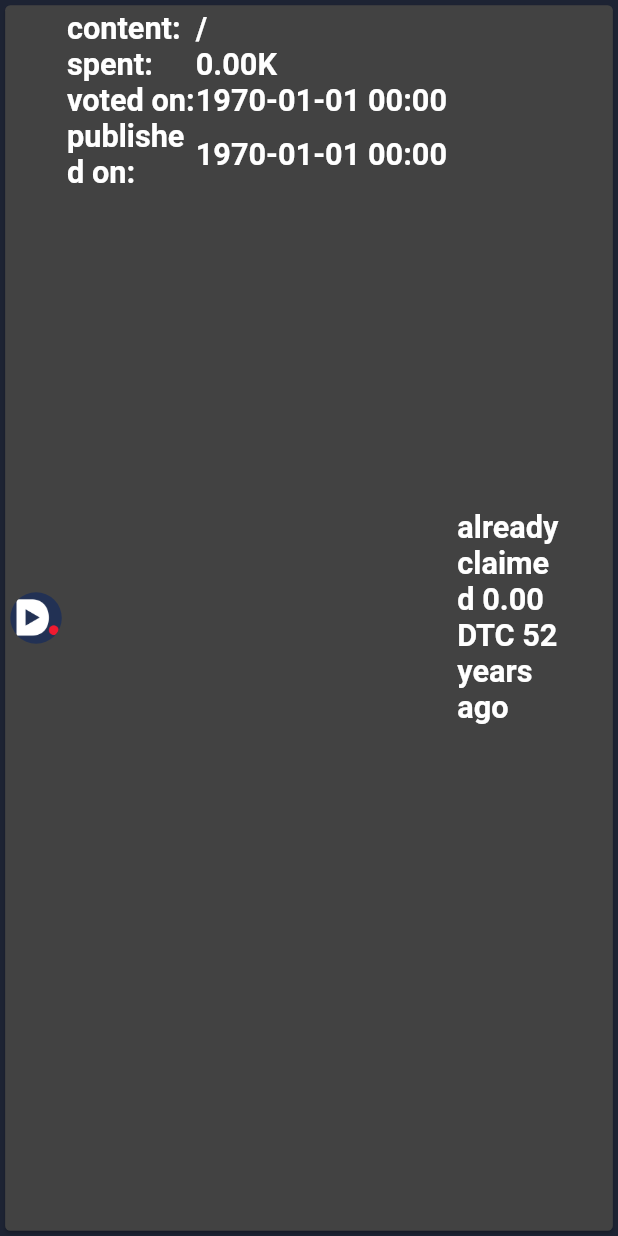
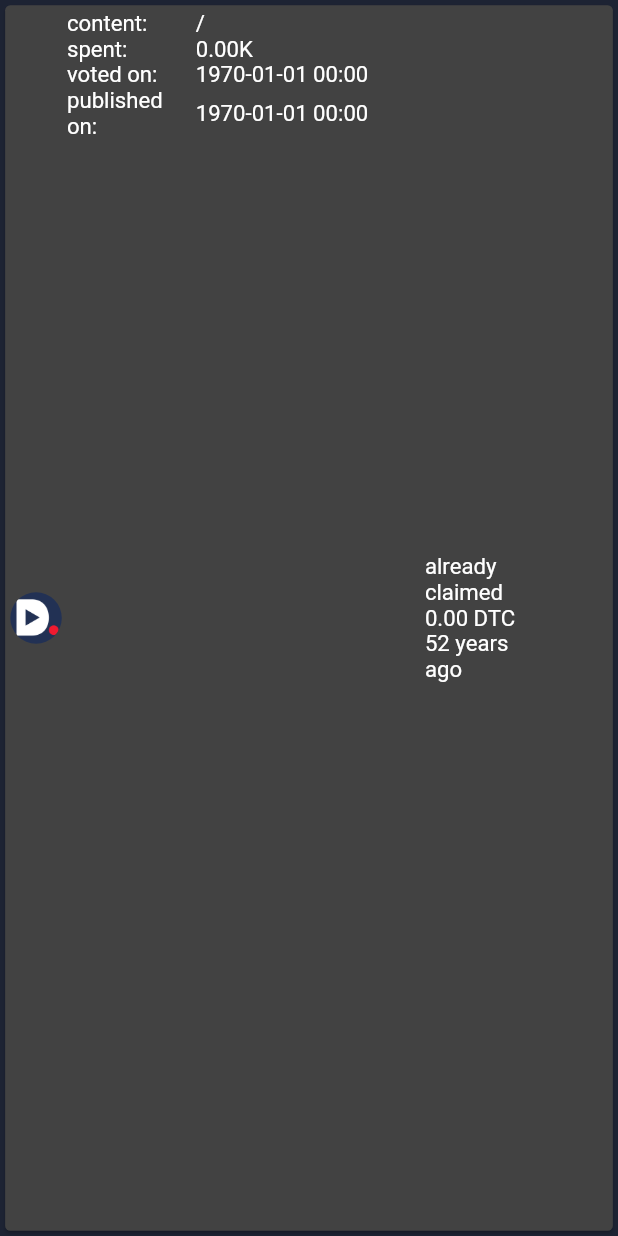
Before and after one commit to dtube/DTubeGo, a Flutter app: the RewardsCard widget shown alone on an empty page, opened directly with empty values, on a phone screen of 412 x 824 dp. Run offline on Flutter 3.47's test engine with Material 2 defaults, Android fonts, the phone set to English and light mode, and no system bars; our stand-ins replace another_flushbar, better_player, bloc, cached_network_image, dio, equatable and 19 more; missing offline and left inert: auto_orientation, bs58, bs58check, decorated_icon, disk_space, ecdsa and 6 more; accounts and stored records are empty; network calls fail.

Commit message:
changed font in rewards page

```diff
--- a/lib/ui/pages/wallet/RewardsPage.dart
+++ b/lib/ui/pages/wallet/RewardsPage.dart
@@ -123,7 +123,7 @@ class _RewardsListState extends State<RewardsList> {
             return Center(
                 child: Text(
               "nothing here",
-              style: Theme.of(context).textTheme.headline2,
+              style: Theme.of(context).textTheme.bodyText1,
             ));
           } else {
             return ListView.builder(
@@ -199,14 +199,14 @@ class _RewardsCardState extends State<RewardsCard> {
                         width: widthLabel,
                         child: Text(
                           "content:",
-                          style: Theme.of(context).textTheme.headline5,
+                          style: Theme.of(context).textTheme.bodyText1,
                         )),
                     Container(
                         width: deviceWidth - 310,
                         child: Text(
                           widget.reward.author + '/' + widget.reward.link,
                           overflow: TextOverflow.ellipsis,
-                          style: Theme.of(context).textTheme.headline5,
+                          style: Theme.of(context).textTheme.bodyText1,
                         )),
                   ],
                 ),
@@ -216,11 +216,11 @@ class _RewardsCardState extends State<RewardsCard> {
                         width: widthLabel,
                         child: Text(
                           "spent:",
-                          style: Theme.of(context).textTheme.headline5,
+                          style: Theme.of(context).textTheme.bodyText1,
                         )),
                     Text(
                       (widget.reward.vt / 1000).toStringAsFixed(2) + 'K',
-                      style: Theme.of(context).textTheme.headline5,
+                      style: Theme.of(context).textTheme.bodyText1,
                     ),
                   ],
                 ),
@@ -230,14 +230,14 @@ class _RewardsCardState extends State<RewardsCard> {
                         width: widthLabel,
                         child: Text(
                           "voted on:",
-                          style: Theme.of(context).textTheme.headline5,
+                          style: Theme.of(context).textTheme.bodyText1,
                         )),
                     Text(
                       DateTime.fromMillisecondsSinceEpoch(widget.reward.ts)
                           .toLocal()
                           .toString()
                           .substring(0, 16),
-                      style: Theme.of(context).textTheme.headline5,
+                      style: Theme.of(context).textTheme.bodyText1,
                     ),
                   ],
                 ),
@@ -247,7 +247,7 @@ class _RewardsCardState extends State<RewardsCard> {
                         width: widthLabel,
                         child: Text(
                           "published on:",
-                          style: Theme.of(context).textTheme.headline5,
+                          style: Theme.of(context).textTheme.bodyText1,
                         )),
                     Text(
                       DateTime.fromMillisecondsSinceEpoch(
@@ -255,7 +255,7 @@ class _RewardsCardState extends State<RewardsCard> {
                           .toLocal()
                           .toString()
                           .substring(0, 16),
-                      style: Theme.of(context).textTheme.headline5,
+                      style: Theme.of(context).textTheme.bodyText1,
                     ),
                   ],
                 ),
@@ -272,7 +272,7 @@ class _RewardsCardState extends State<RewardsCard> {
                           (widget.reward.claimable / 100).toStringAsFixed(2) +
                           ' DTC ' +
                           TimeAgo.timeInAgoTS(widget.reward.claimed!),
-                      style: Theme.of(context).textTheme.headline5,
+                      style: Theme.of(context).textTheme.bodyText1,
                     )
                   : timestampGreater7Days(widget.reward.ts)
                       ? BlocProvider(
@@ -292,7 +292,7 @@ class _RewardsCardState extends State<RewardsCard> {
                                       .toStringAsFixed(2) +
                                   ' DTC claimable ' +
                                   TimeAgo.timeAgoClaimIn(widget.reward.ts),
-                              style: Theme.of(context).textTheme.headline5,
+                              style: Theme.of(context).textTheme.bodyText1,
                             ),
                           ],
                         ),
@@ -348,7 +348,7 @@ class _ClaimRewardButtonState extends State<ClaimRewardButton> {
       if (state is TransactionSent) {
         return Text(
           "claimed " + (widget.claimable / 100).toStringAsFixed(2) + " DTC",
-          style: Theme.of(context).textTheme.headline5,
+          style: Theme.of(context).textTheme.bodyText1,
         );
       } else {
         if (state is TransactionSinging || state is TransactionSigned) {
```
